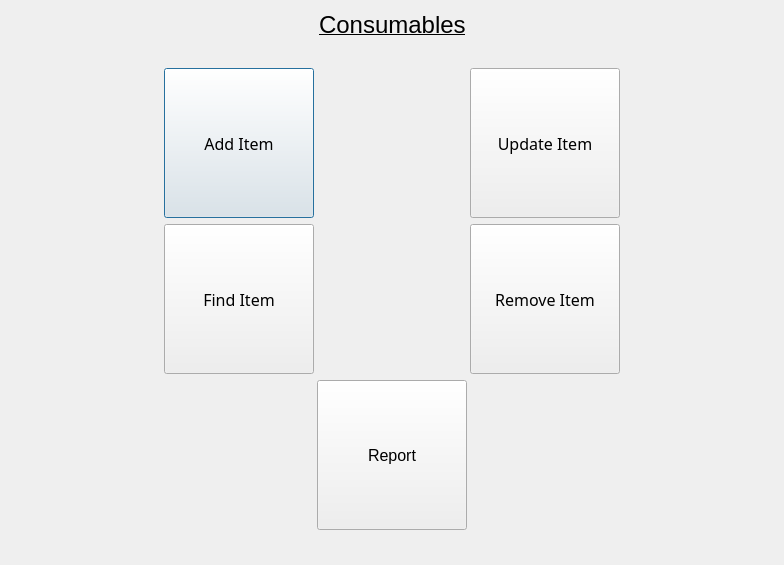
Old version of the form consumables.ui in the repository ChaosKingNV/NPCIL-Inventory-Management-System.
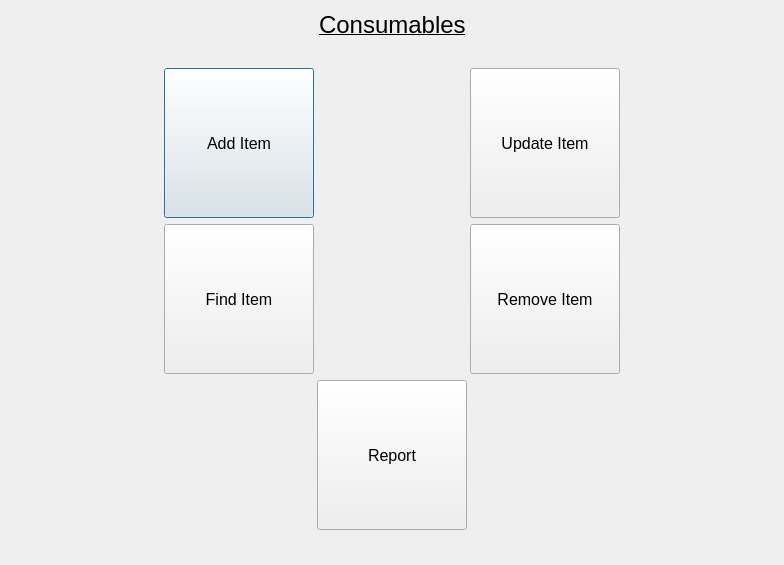
New version of the form.

The edit to the form file:
```diff
--- a/consumables.ui
+++ b/consumables.ui
@@ -113,7 +113,6 @@
          </property>
          <property name="font">
           <font>
-           <family>Cascadia Mono PL</family>
            <pointsize>12</pointsize>
           </font>
          </property>
@@ -138,7 +137,6 @@
          </property>
          <property name="font">
           <font>
-           <family>Cascadia Mono PL</family>
            <pointsize>12</pointsize>
           </font>
          </property>
@@ -163,7 +161,6 @@
          </property>
          <property name="font">
           <font>
-           <family>Cascadia Mono PL</family>
            <pointsize>12</pointsize>
           </font>
          </property>
@@ -188,7 +185,6 @@
          </property>
          <property name="font">
           <font>
-           <family>Cascadia Mono PL</family>
            <pointsize>12</pointsize>
           </font>
          </property>
```
Left out of the diff: 3 changed lines with no effect on the pictures.
